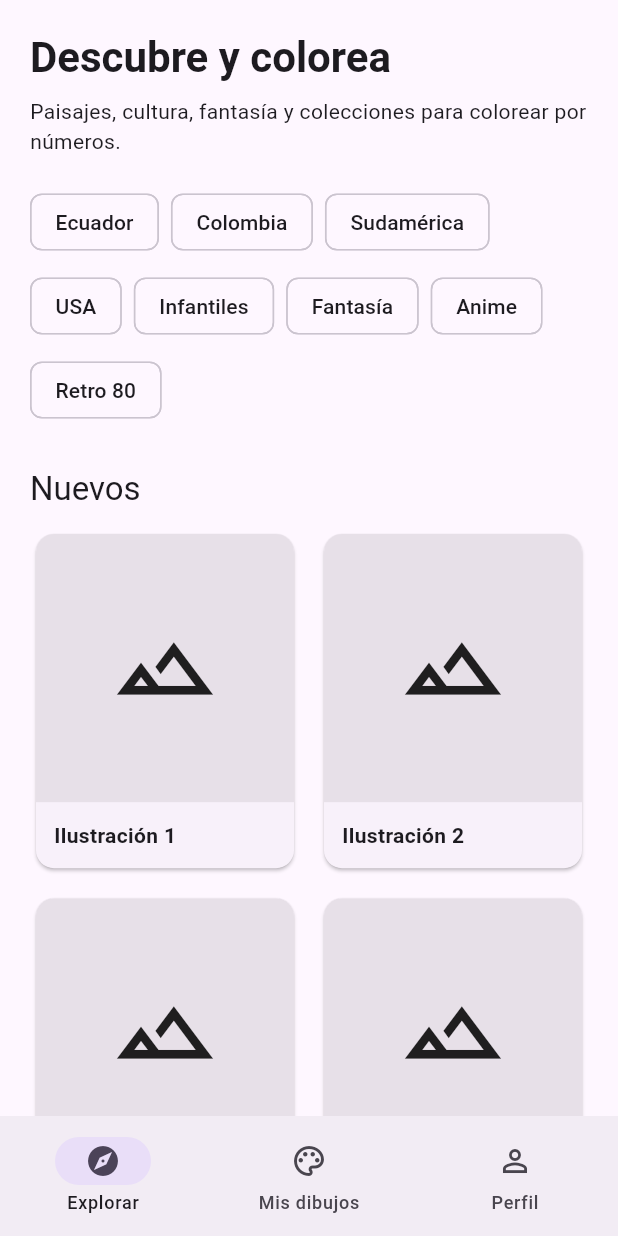
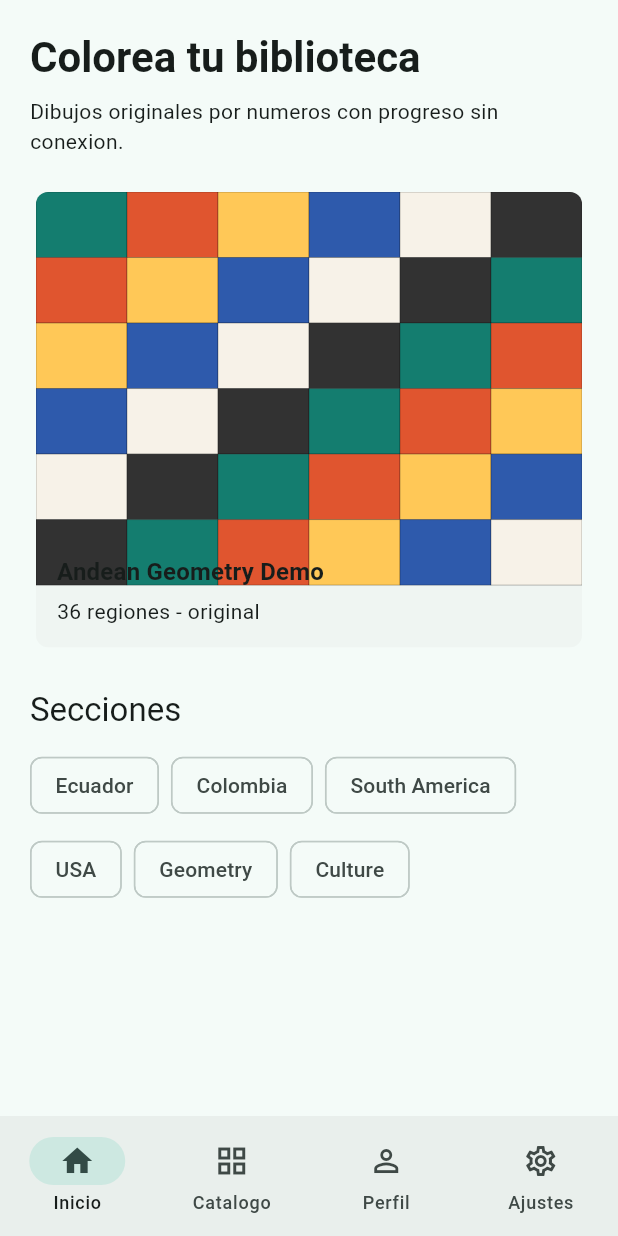
Before and after one commit to christyepez/AppColoreando, a Flutter app: the screen it shows after launch, on a phone screen of 412 x 824 dp. Run offline on Flutter 3.47's test engine with Material 3 defaults, Android fonts, the phone set to English and light mode, and no system bars; our stand-ins replace flutter_riverpod, go_router.

Commit message:
S01: add Flutter shell and design system

```diff
--- a/apps/mobile/lib/main.dart
+++ b/apps/mobile/lib/main.dart
@@ -1,150 +1,5 @@
+import 'package:app_coloreando/src/app.dart';
 import 'package:flutter/material.dart';
 import 'package:flutter_riverpod/flutter_riverpod.dart';
 
-void main() => runApp(const ProviderScope(child: AppColoreando()));
-
-class AppColoreando extends StatelessWidget {
-  const AppColoreando({super.key});
-
-  @override
-  Widget build(BuildContext context) {
-    return MaterialApp(
-      debugShowCheckedModeBanner: false,
-      title: 'AppColoreando',
-      theme: ThemeData(useMaterial3: true, colorSchemeSeed: Colors.deepPurple),
-      home: const HomeScreen(),
-    );
-  }
-}
-
-class HomeScreen extends StatefulWidget {
-  const HomeScreen({super.key});
-  @override
-  State<HomeScreen> createState() => _HomeScreenState();
-}
-
-class _HomeScreenState extends State<HomeScreen> {
-  int index = 0;
-  static const pages = [DiscoverPage(), MyArtPage(), ProfilePage()];
-
-  @override
-  Widget build(BuildContext context) => Scaffold(
-        body: SafeArea(child: pages[index]),
-        bottomNavigationBar: NavigationBar(
-          selectedIndex: index,
-          onDestinationSelected: (value) => setState(() => index = value),
-          destinations: const [
-            NavigationDestination(icon: Icon(Icons.explore_outlined), selectedIcon: Icon(Icons.explore), label: 'Explorar'),
-            NavigationDestination(icon: Icon(Icons.palette_outlined), selectedIcon: Icon(Icons.palette), label: 'Mis dibujos'),
-            NavigationDestination(icon: Icon(Icons.person_outline), selectedIcon: Icon(Icons.person), label: 'Perfil'),
-          ],
-        ),
-      );
-}
-
-class DiscoverPage extends StatelessWidget {
-  const DiscoverPage({super.key});
-  @override
-  Widget build(BuildContext context) {
-    final categories = ['Ecuador', 'Colombia', 'Sudamérica', 'USA', 'Infantiles', 'Fantasía', 'Anime', 'Retro 80'];
-    return ListView(
-      padding: const EdgeInsets.all(20),
-      children: [
-        Text('Descubre y colorea', style: Theme.of(context).textTheme.headlineMedium?.copyWith(fontWeight: FontWeight.bold)),
-        const SizedBox(height: 8),
-        const Text('Paisajes, cultura, fantasía y colecciones para colorear por números.'),
-        const SizedBox(height: 20),
-        Wrap(spacing: 8, runSpacing: 8, children: categories.map((x) => ActionChip(label: Text(x), onPressed: () {})).toList()),
-        const SizedBox(height: 28),
-        Text('Nuevos', style: Theme.of(context).textTheme.titleLarge),
-        const SizedBox(height: 12),
-        GridView.builder(
-          shrinkWrap: true,
-          physics: const NeverScrollableScrollPhysics(),
-          gridDelegate: const SliverGridDelegateWithFixedCrossAxisCount(crossAxisCount: 2, childAspectRatio: .78, crossAxisSpacing: 12, mainAxisSpacing: 12),
-          itemCount: 6,
-          itemBuilder: (_, i) => Card(
-            clipBehavior: Clip.antiAlias,
-            child: InkWell(
-              onTap: () => Navigator.of(context).push(MaterialPageRoute(builder: (_) => ColoringScreen(title: 'Ilustración ${i + 1}'))),
-              child: Column(crossAxisAlignment: CrossAxisAlignment.stretch, children: [
-                Expanded(child: Container(color: Theme.of(context).colorScheme.surfaceContainerHighest, child: const Icon(Icons.landscape_outlined, size: 70))),
-                Padding(padding: const EdgeInsets.all(12), child: Text('Ilustración ${i + 1}', style: const TextStyle(fontWeight: FontWeight.w600))),
-              ]),
-            ),
-          ),
-        )
-      ],
-    );
-  }
-}
-
-class ColoringScreen extends StatefulWidget {
-  final String title;
-  const ColoringScreen({super.key, required this.title});
-  @override
-  State<ColoringScreen> createState() => _ColoringScreenState();
-}
-
-class _ColoringScreenState extends State<ColoringScreen> {
-  int selected = 1;
-  final Set<int> painted = {};
-
-  @override
-  Widget build(BuildContext context) => Scaffold(
-        appBar: AppBar(title: Text(widget.title)),
-        body: Column(children: [
-          Expanded(
-            child: InteractiveViewer(
-              minScale: .7,
-              maxScale: 6,
-              child: Center(
-                child: Wrap(spacing: 4, runSpacing: 4, children: List.generate(36, (i) {
-                  final number = (i % 8) + 1;
-                  final done = painted.contains(i);
-                  return GestureDetector(
-                    onTap: () {
-                      if (number == selected) setState(() => painted.add(i));
-                    },
-                    child: AnimatedContainer(
-                      duration: const Duration(milliseconds: 180),
-                      width: 46,
-                      height: 46,
-                      alignment: Alignment.center,
-                      decoration: BoxDecoration(border: Border.all(color: Colors.black26), color: done ? Colors.primaries[(number * 2) % Colors.primaries.length].shade200 : Colors.white),
-                      child: done ? const Icon(Icons.check, size: 18) : Text('$number'),
-                    ),
-                  );
-                })),
-              ),
-            ),
-          ),
-          LinearProgressIndicator(value: painted.length / 36),
-          SizedBox(
-            height: 78,
-            child: ListView.separated(
-              padding: const EdgeInsets.all(12),
-              scrollDirection: Axis.horizontal,
-              itemCount: 8,
-              separatorBuilder: (_, __) => const SizedBox(width: 8),
-              itemBuilder: (_, i) {
-                final n = i + 1;
-                return ChoiceChip(label: Text('$n'), selected: selected == n, onSelected: (_) => setState(() => selected = n));
-              },
-            ),
-          )
-        ]),
-      );
-}
-
-class MyArtPage extends StatelessWidget {
-  const MyArtPage({super.key});
-  @override
-  Widget build(BuildContext context) => const Center(child: Text('Progreso, favoritos e historial del usuario'));
-}
-
-class ProfilePage extends StatelessWidget {
-  const ProfilePage({super.key});
-  @override
-  Widget build(BuildContext context) => const Center(child: Text('Cuenta, métricas, logros y configuración'));
-}
+void main() => runApp(const ProviderScope(child: AppColoreandoApp()));
--- /dev/null
+++ b/apps/mobile/lib/src/app.dart
@@ -0,0 +1,219 @@
+import 'package:app_coloreando/src/catalog/demo_artwork.dart';
+import 'package:app_coloreando/src/config/app_config.dart';
+import 'package:app_coloreando/src/l10n/app_strings.dart';
+import 'package:app_coloreando/src/theme/app_theme.dart';
+import 'package:flutter/material.dart';
+import 'package:flutter_riverpod/flutter_riverpod.dart';
+import 'package:go_router/go_router.dart';
+
+final localeProvider = StateProvider<Locale>((ref) => const Locale('es'));
+
+final routerProvider = Provider<GoRouter>((ref) {
+  return GoRouter(
+    initialLocation: '/',
+    routes: [
+      ShellRoute(
+        builder: (context, state, child) => AppShell(child: child),
+        routes: [
+          GoRoute(path: '/', builder: (_, __) => const HomePage()),
+          GoRoute(path: '/catalog', builder: (_, __) => const CatalogPage()),
+          GoRoute(path: '/profile', builder: (_, __) => const ProfilePage()),
+          GoRoute(path: '/settings', builder: (_, __) => const SettingsPage()),
+        ],
+      ),
+    ],
+  );
+});
+
+class AppColoreandoApp extends ConsumerWidget {
+  const AppColoreandoApp({super.key});
+
+  @override
+  Widget build(BuildContext context, WidgetRef ref) {
+    final locale = ref.watch(localeProvider);
+    return MaterialApp.router(
+      debugShowCheckedModeBanner: false,
+      title: 'AppColoreando',
+      locale: locale,
+      theme: AppTheme.light,
+      darkTheme: AppTheme.dark,
+      routerConfig: ref.watch(routerProvider),
+    );
+  }
+}
+
+class AppShell extends StatelessWidget {
+  const AppShell({super.key, required this.child});
+
+  final Widget child;
+
+  static const destinations = [
+    _Destination('/', Icons.home_outlined, Icons.home, 'Inicio'),
+    _Destination('/catalog', Icons.grid_view_outlined, Icons.grid_view, 'Catalogo'),
+    _Destination('/profile', Icons.person_outline, Icons.person, 'Perfil'),
+    _Destination('/settings', Icons.settings_outlined, Icons.settings, 'Ajustes'),
+  ];
+
+  @override
+  Widget build(BuildContext context) {
+    final path = GoRouterState.of(context).uri.path;
+    final index = destinations.indexWhere((x) => x.path == path).clamp(0, destinations.length - 1);
+    return Scaffold(
+      body: SafeArea(child: child),
+      bottomNavigationBar: NavigationBar(
+        selectedIndex: index,
+        onDestinationSelected: (value) => context.go(destinations[value].path),
+        destinations: [
+          for (final item in destinations)
+            NavigationDestination(
+              icon: Icon(item.icon),
+              selectedIcon: Icon(item.selectedIcon),
+              label: item.label,
+            ),
+        ],
+      ),
+    );
+  }
+}
+
+class _Destination {
+  const _Destination(this.path, this.icon, this.selectedIcon, this.label);
+  final String path;
+  final IconData icon;
+  final IconData selectedIcon;
+  final String label;
+}
+
+class HomePage extends ConsumerWidget {
+  const HomePage({super.key});
+
+  @override
+  Widget build(BuildContext context, WidgetRef ref) {
+    final strings = AppStrings.of(ref.watch(localeProvider));
+    return ListView(
+      padding: const EdgeInsets.all(20),
+      children: [
+        Text(strings.homeTitle, style: Theme.of(context).textTheme.headlineMedium?.copyWith(fontWeight: FontWeight.w700)),
+        const SizedBox(height: 8),
+        Text(strings.homeSubtitle),
+        const SizedBox(height: 20),
+        const _DemoArtworkCard(),
+        const SizedBox(height: 24),
+        Text(strings.sectionsTitle, style: Theme.of(context).textTheme.titleLarge),
+        const SizedBox(height: 12),
+        Wrap(
+          spacing: 8,
+          runSpacing: 8,
+          children: const [
+            Chip(label: Text('Ecuador')),
+            Chip(label: Text('Colombia')),
+            Chip(label: Text('South America')),
+            Chip(label: Text('USA')),
+            Chip(label: Text('Geometry')),
+            Chip(label: Text('Culture')),
+          ],
+        ),
+      ],
+    );
+  }
+}
+
+class CatalogPage extends StatelessWidget {
+  const CatalogPage({super.key});
+
+  @override
+  Widget build(BuildContext context) {
+    return ListView(
+      padding: const EdgeInsets.all(20),
+      children: [
+        Text('Catalogo', style: Theme.of(context).textTheme.headlineSmall?.copyWith(fontWeight: FontWeight.w700)),
+        const SizedBox(height: 12),
+        TextField(
+          decoration: InputDecoration(
+            prefixIcon: const Icon(Icons.search),
+            hintText: 'Buscar dibujos',
+            border: OutlineInputBorder(borderRadius: BorderRadius.circular(8)),
+          ),
+        ),
+        const SizedBox(height: 16),
+        const _DemoArtworkCard(),
+      ],
+    );
+  }
+}
+
+class ProfilePage extends StatelessWidget {
+  const ProfilePage({super.key});
+
+  @override
+  Widget build(BuildContext context) {
+    return ListView(
+      padding: const EdgeInsets.all(20),
+      children: [
+        Text('Perfil', style: Theme.of(context).textTheme.headlineSmall?.copyWith(fontWeight: FontWeight.w700)),
+        const SizedBox(height: 12),
+        const ListTile(leading: Icon(Icons.workspace_premium_outlined), title: Text('0 XP'), subtitle: Text('Logros y rachas')),
+        const ListTile(leading: Icon(Icons.favorite_outline), title: Text('Favoritos'), subtitle: Text('Tus dibujos guardados')),
+      ],
+    );
+  }
+}
+
+class SettingsPage extends ConsumerWidget {
+  const SettingsPage({super.key});
+
+  @override
+  Widget build(BuildContext context, WidgetRef ref) {
+    final config = ref.watch(appConfigProvider);
+    final locale = ref.watch(localeProvider);
+    return ListView(
+      padding: const EdgeInsets.all(20),
+      children: [
+        Text('Ajustes', style: Theme.of(context).textTheme.headlineSmall?.copyWith(fontWeight: FontWeight.w700)),
+        const SizedBox(height: 12),
+        SegmentedButton<Locale>(
+          segments: const [
+            ButtonSegment(value: Locale('es'), label: Text('ES')),
+            ButtonSegment(value: Locale('en'), label: Text('EN')),
+          ],
+          selected: {locale},
+          onSelectionChanged: (value) => ref.read(localeProvider.notifier).state = value.single,
+        ),
+        const SizedBox(height: 16),
+        ListTile(leading: const Icon(Icons.cloud_outlined), title: const Text('API'), subtitle: Text(config.apiBaseUrl)),
+      ],
+    );
+  }
+}
+
+class _DemoArtworkCard extends StatelessWidget {
+  const _DemoArtworkCard();
+
+  @override
+  Widget build(BuildContext context) {
+    final artwork = demoArtwork;
+    return Card(
+      clipBehavior: Clip.antiAlias,
+      child: InkWell(
+        onTap: () {},
+        child: Column(
+          crossAxisAlignment: CrossAxisAlignment.stretch,
+          children: [
+            AspectRatio(aspectRatio: 16 / 10, child: CustomPaint(painter: DemoArtworkPainter())),
+            Padding(
+              padding: const EdgeInsets.all(14),
+              child: Column(
+                crossAxisAlignment: CrossAxisAlignment.start,
+                children: [
+                  Text(artwork.title, style: Theme.of(context).textTheme.titleMedium?.copyWith(fontWeight: FontWeight.w700)),
+                  const SizedBox(height: 4),
+                  Text('${artwork.regionCount} regiones - original'),
+                ],
+              ),
+            ),
+          ],
+        ),
+      ),
+    );
+  }
+}
--- /dev/null
+++ b/apps/mobile/lib/src/catalog/demo_artwork.dart
@@ -0,0 +1,42 @@
+import 'package:flutter/material.dart';
+
+const demoArtwork = DemoArtwork(
+  id: 'andean-geometry-demo',
+  title: 'Andean Geometry Demo',
+  regionCount: 36,
+);
+
+class DemoArtwork {
+  const DemoArtwork({required this.id, required this.title, required this.regionCount});
+
+  final String id;
+  final String title;
+  final int regionCount;
+}
+
+class DemoArtworkPainter extends CustomPainter {
+  @override
+  void paint(Canvas canvas, Size size) {
+    final palette = [
+      const Color(0xFF147D6F),
+      const Color(0xFFE0552F),
+      const Color(0xFFFFC857),
+      const Color(0xFF2E5AAC),
+      const Color(0xFFF7F2E8),
+      const Color(0xFF323232),
+    ];
+    final cell = size.width / 6;
+    final paint = Paint()..style = PaintingStyle.fill;
+    for (var y = 0; y < 6; y++) {
+      for (var x = 0; x < 6; x++) {
+        paint.color = palette[(x + y) % palette.length];
+        final rect = Rect.fromLTWH(x * cell, y * cell * .72, cell, cell * .72);
+        canvas.drawRect(rect, paint);
+        canvas.drawRect(rect, Paint()..style = PaintingStyle.stroke..color = Colors.black26);
+      }
+    }
+  }
+
+  @override
+  bool shouldRepaint(covariant CustomPainter oldDelegate) => false;
+}
--- /dev/null
+++ b/apps/mobile/lib/src/l10n/app_strings.dart
@@ -0,0 +1,24 @@
+import 'package:flutter/widgets.dart';
+
+class AppStrings {
+  const AppStrings._(this.homeTitle, this.homeSubtitle, this.sectionsTitle);
+
+  final String homeTitle;
+  final String homeSubtitle;
+  final String sectionsTitle;
+
+  static AppStrings of(Locale locale) {
+    if (locale.languageCode == 'en') {
+      return const AppStrings._(
+        'Color your library',
+        'Original color-by-number artwork with offline progress.',
+        'Sections',
+      );
+    }
+    return const AppStrings._(
+      'Colorea tu biblioteca',
+      'Dibujos originales por numeros con progreso sin conexion.',
+      'Secciones',
+    );
+  }
+}
--- /dev/null
+++ b/apps/mobile/lib/src/theme/app_theme.dart
@@ -0,0 +1,20 @@
+import 'package:flutter/material.dart';
+
+class AppTheme {
+  static final light = ThemeData(
+    useMaterial3: true,
+    colorScheme: ColorScheme.fromSeed(
+      seedColor: const Color(0xFF147D6F),
+      primary: const Color(0xFF147D6F),
+      secondary: const Color(0xFFE0552F),
+      tertiary: const Color(0xFF2E5AAC),
+    ),
+    cardTheme: const CardThemeData(elevation: 0, shape: RoundedRectangleBorder(borderRadius: BorderRadius.all(Radius.circular(8)))),
+  );
+
+  static final dark = ThemeData(
+    useMaterial3: true,
+    colorScheme: ColorScheme.fromSeed(seedColor: const Color(0xFF147D6F), brightness: Brightness.dark),
+    cardTheme: const CardThemeData(elevation: 0, shape: RoundedRectangleBorder(borderRadius: BorderRadius.all(Radius.circular(8)))),
+  );
+}
```
Also changed, not shown: apps/mobile/analysis_options.yaml (added, +34 -0 lines), apps/mobile/lib/src/config/app_config.dart (added, +15 -0 lines), apps/mobile/pubspec.lock (added), 63 other files.
